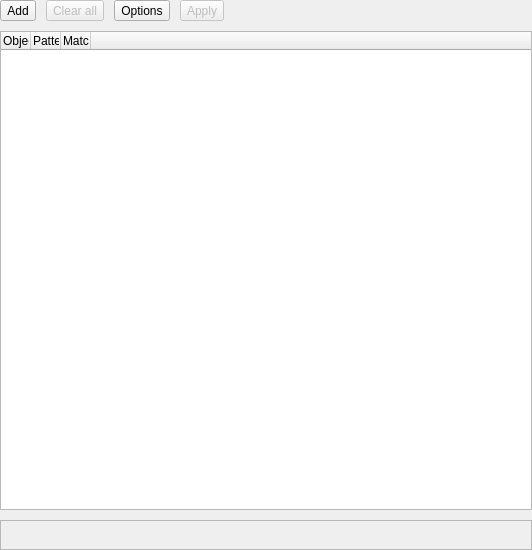
Above: libs/libgui/ui/widgets/objectsfilterwidget.ui from pgmodeler/pgmodeler before the change. Below: the same form after it.
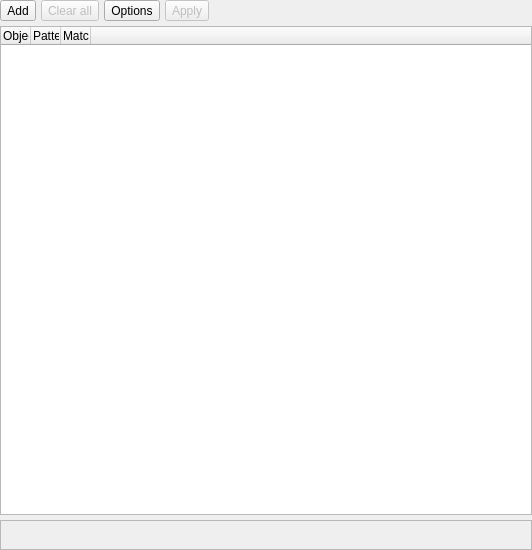
That is the form after the change. Icons and pictures are not drawn.

```diff
--- a/libs/libgui/ui/widgets/objectsfilterwidget.ui
+++ b/libs/libgui/ui/widgets/objectsfilterwidget.ui
@@ -21,7 +21,7 @@
   </property>
   <layout class="QVBoxLayout" name="verticalLayout">
    <property name="spacing">
-    <number>10</number>
+    <number>5</number>
    </property>
    <property name="leftMargin">
     <number>0</number>
@@ -38,7 +38,7 @@
    <item>
     <layout class="QHBoxLayout" name="horizontalLayout_2">
      <property name="spacing">
-      <number>10</number>
+      <number>5</number>
      </property>
      <item>
       <widget class="QToolButton" name="add_tb">
@@ -343,8 +343,8 @@
        <widget class="QLabel" name="icon_lbl">
         <property name="maximumSize">
          <size>
-          <width>32</width>
-          <height>32</height>
+          <width>25</width>
+          <height>25</height>
          </size>
         </property>
         <property name="text">
```
Left out of the diff: 11 changed lines with no effect on the pictures.
